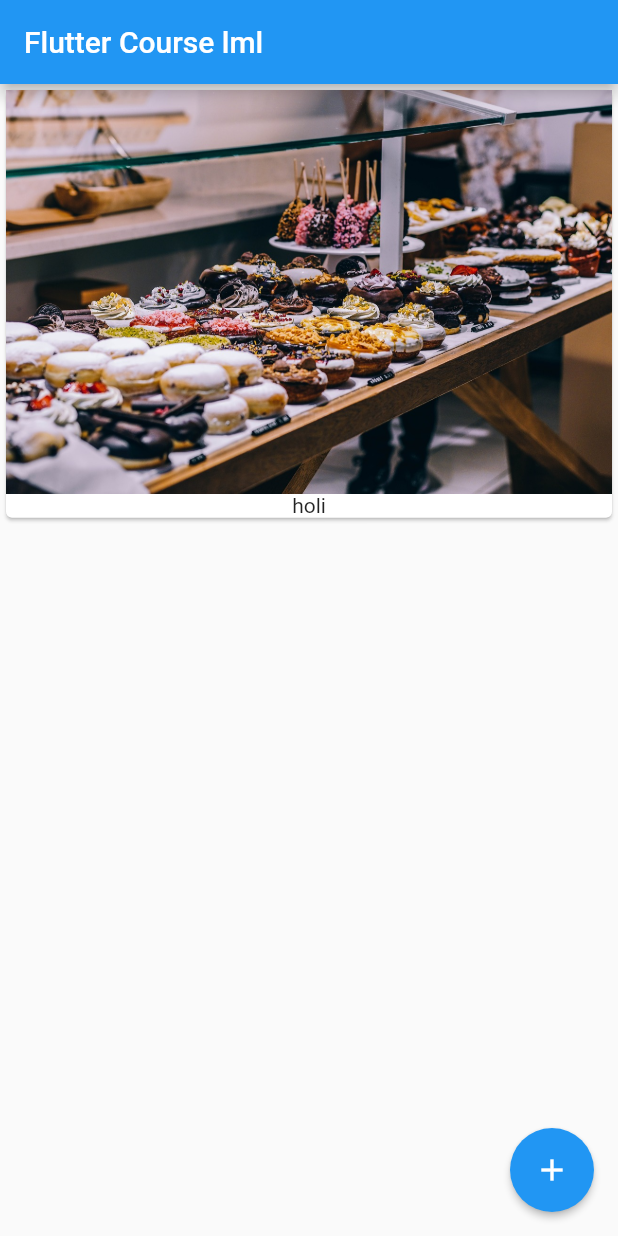
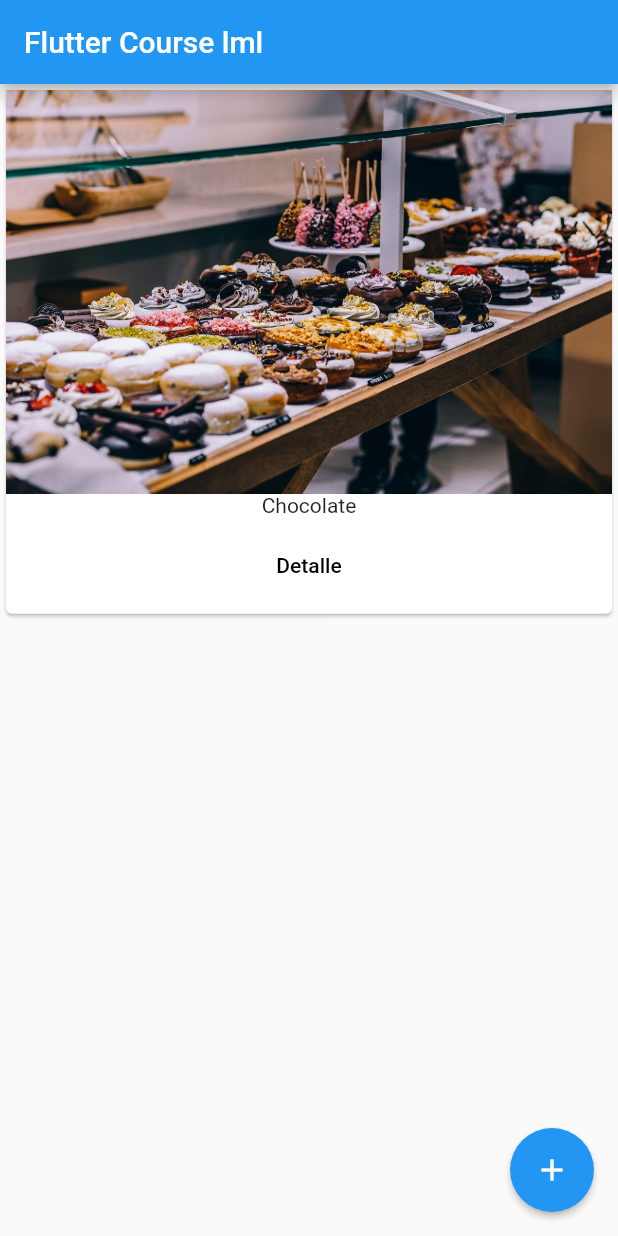
Before and after one commit to dmarquina/flutter_course, a Flutter app: the screen it shows after launch, after a tap on the "add" icon, on a phone screen of 412 x 824 dp. Run offline on Flutter 3.47's test engine with Material 2 defaults, Android fonts, the phone set to English and light mode, and no system bars.

Commit message:
details navigation

```diff
--- a/lib/main.dart
+++ b/lib/main.dart
@@ -1,7 +1,7 @@
 import 'package:flutter/material.dart';
-import 'package:flutter/rendering.dart';
+import 'package:flutter_course/pages/home.dart';
 import './product_manager.dart';
-import './product_control.dart';
+
 
 void main() {
 //  debugPaintSizeEnabled = true;
@@ -18,13 +18,7 @@ class MyApp extends StatelessWidget {
       theme: ThemeData(
         primarySwatch: Colors.blue,
       ),
-      home: Scaffold(
-        appBar: AppBar(
-          title: Text('Flutter Course lml'),
-        ),
-        body: productManager,
-        floatingActionButton: ProductControl(productManager),
-      ),
+      home: HomePage(),
     );
   }
 }
--- /dev/null
+++ b/lib/pages/home.dart
@@ -0,0 +1,18 @@
+import 'package:flutter/material.dart';
+import '../product_manager.dart';
+import '../product_control.dart';
+
+
+class HomePage extends StatelessWidget {
+  final Widget productManager = ProductManager();
+  @override
+  Widget build(BuildContext context) {
+    return Scaffold(
+      appBar: AppBar(
+        title: Text('Flutter Course lml'),
+      ),
+      body: productManager,
+      floatingActionButton: ProductControl(productManager),
+    );
+  }
+}
--- a/lib/product_control.dart
+++ b/lib/product_control.dart
@@ -9,10 +9,11 @@ class ProductControl extends StatelessWidget {
   @override
   Widget build(BuildContext context) {
     return FloatingActionButton(
-        onPressed: () {
-          productManager.addProducts('holi');
-        },
-        child: Icon(Icons.add),
+      onPressed: () {
+        productManager
+            .addProducts({'title': 'Chocolate', 'image': 'assets/food.jpg'});
+      },
+      child: Icon(Icons.add),
       elevation: 2.0,
     );
   }
--- a/lib/product_manager.dart
+++ b/lib/product_manager.dart
@@ -2,7 +2,7 @@ import 'package:flutter/material.dart';
 import './products.dart';
 
 class ProductManager extends StatefulWidget {
-  final String startingProducts;
+  final Map<String,String> startingProducts;
   Function addProducts;
 
   ProductManager({this.startingProducts, this.addProducts});
@@ -12,7 +12,7 @@ class ProductManager extends StatefulWidget {
 }
 
 class _ProductManagerState extends State<ProductManager> {
-  List<String> _products = [];
+  List<Map<String,String>> _products = [];
 
   @override
   void initState() {
@@ -23,7 +23,7 @@ class _ProductManagerState extends State<ProductManager> {
     }
   }
 
-  void _addProducts(String product) {
+  void _addProducts(Map<String,String> product) {
     setState(() {
       _products.add(product);
     });
--- a/lib/products.dart
+++ b/lib/products.dart
@@ -1,7 +1,8 @@
 import 'package:flutter/material.dart';
+import 'package:flutter_course/pages/product.dart';
 
 class Products extends StatelessWidget {
-  final List<String> products;
+  final List<Map<String, String>> products;
 
   Products(this.products);
 
@@ -9,8 +10,22 @@ class Products extends StatelessWidget {
     return Card(
       child: Column(
         children: <Widget>[
-          Image.asset('assets/food.jpg'),
-          Text(products[index])
+          Image.asset(products[index]['image']),
+          Text(products[index]['title']),
+          ButtonBar(
+            alignment: MainAxisAlignment.center,
+            children: <Widget>[
+              FlatButton(
+                child: Text('Detalle'),
+                onPressed: () => Navigator.push(
+                    context,
+                    MaterialPageRoute(
+                        builder: (BuildContext context) => ProductPage(
+                            products[index]['title'],
+                            products[index]['image']))),
+              )
+            ],
+          )
         ],
       ),
     );
```
Also changed, not shown: lib/pages/product.dart (added, +34 -0 lines).
